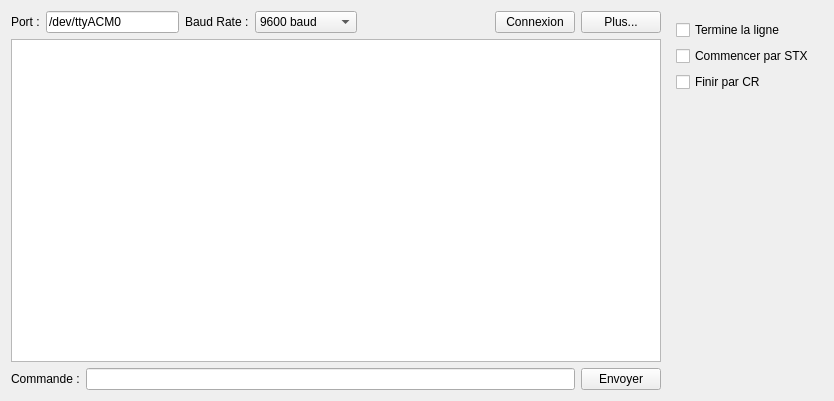
First picture: the form in arthuino/Arthuino.ui, repository projetpeip-montp2/badger, before the edit.
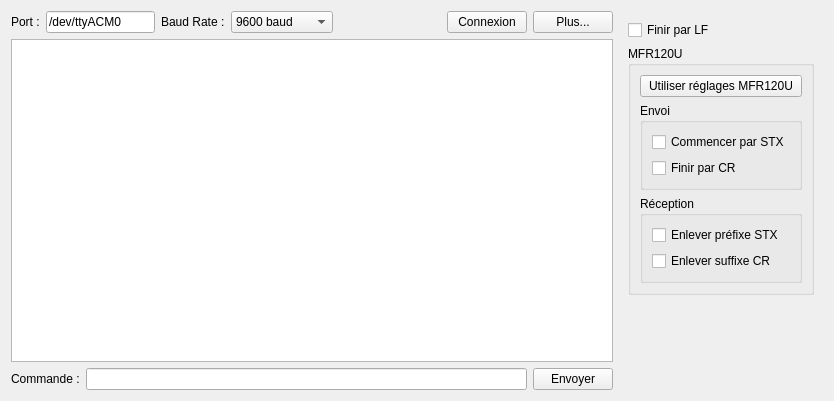
Second picture: the form after the edit. Icons and pictures are not drawn.

Commit message: On peut maintenant utiliser Arthuino facilement avec MFR120U

```diff
--- a/arthuino/Arthuino.ui
+++ b/arthuino/Arthuino.ui
@@ -190,10 +190,29 @@
       <item>
        <widget class="QCheckBox" name="termineLigneBox">
         <property name="text">
-         <string>Termine la ligne</string>
+         <string>Finir par LF</string>
         </property>
        </widget>
       </item>
+      <item>
+       <widget class="QGroupBox" name="groupBox_2">
+        <property name="title">
+         <string>MFR120U</string>
+        </property>
+        <layout class="QVBoxLayout" name="verticalLayout_8">
+         <item>
+          <widget class="QPushButton" name="utiliserMFR120U">
+           <property name="text">
+            <string>Utiliser réglages MFR120U</string>
+           </property>
+          </widget>
+         </item>
+         <item>
+          <widget class="QGroupBox" name="envoiMFR120U">
+           <property name="title">
+            <string>Envoi</string>
+           </property>
+           <layout class="QVBoxLayout" name="verticalLayout_2">
       <item>
        <widget class="QCheckBox" name="commencerSTXBox">
         <property name="text">
@@ -208,6 +227,35 @@
         </property>
        </widget>
       </item>
+           </layout>
+          </widget>
+         </item>
+         <item>
+          <widget class="QGroupBox" name="receptionMFR120">
+           <property name="title">
+            <string>Réception</string>
+           </property>
+           <layout class="QVBoxLayout" name="verticalLayout_3">
+            <item>
+             <widget class="QCheckBox" name="enleverSTXBox">
+              <property name="text">
+               <string>Enlever préfixe STX</string>
+              </property>
+             </widget>
+            </item>
+            <item>
+             <widget class="QCheckBox" name="enleverCRBox">
+              <property name="text">
+               <string>Enlever suffixe CR</string>
+              </property>
+             </widget>
+            </item>
+           </layout>
+          </widget>
+         </item>
+        </layout>
+       </widget>
+      </item>
       <item>
        <spacer name="verticalSpacer">
         <property name="orientation">
@@ -216,7 +264,7 @@
         <property name="sizeHint" stdset="0">
          <size>
           <width>20</width>
-          <height>40</height>
+          <height>248</height>
          </size>
         </property>
        </spacer>
```
Left out of the diff: 2 changed lines with no effect on the pictures. Lines whose indentation alone changed are shown as unchanged. The commit also changes 3 other files.
